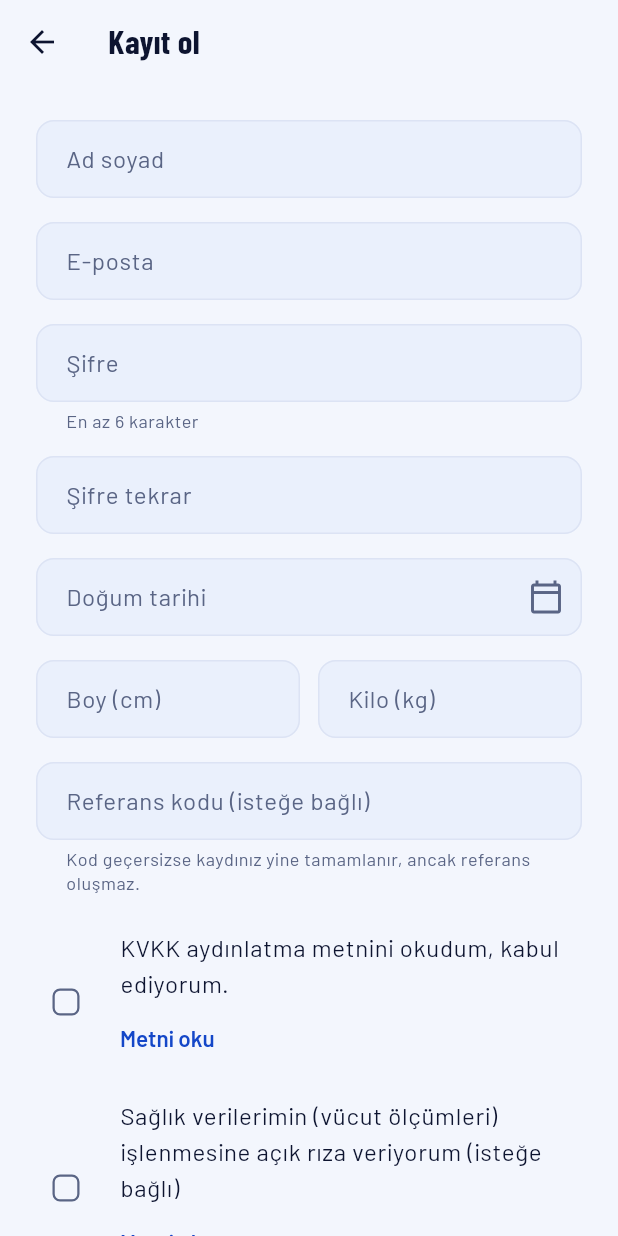
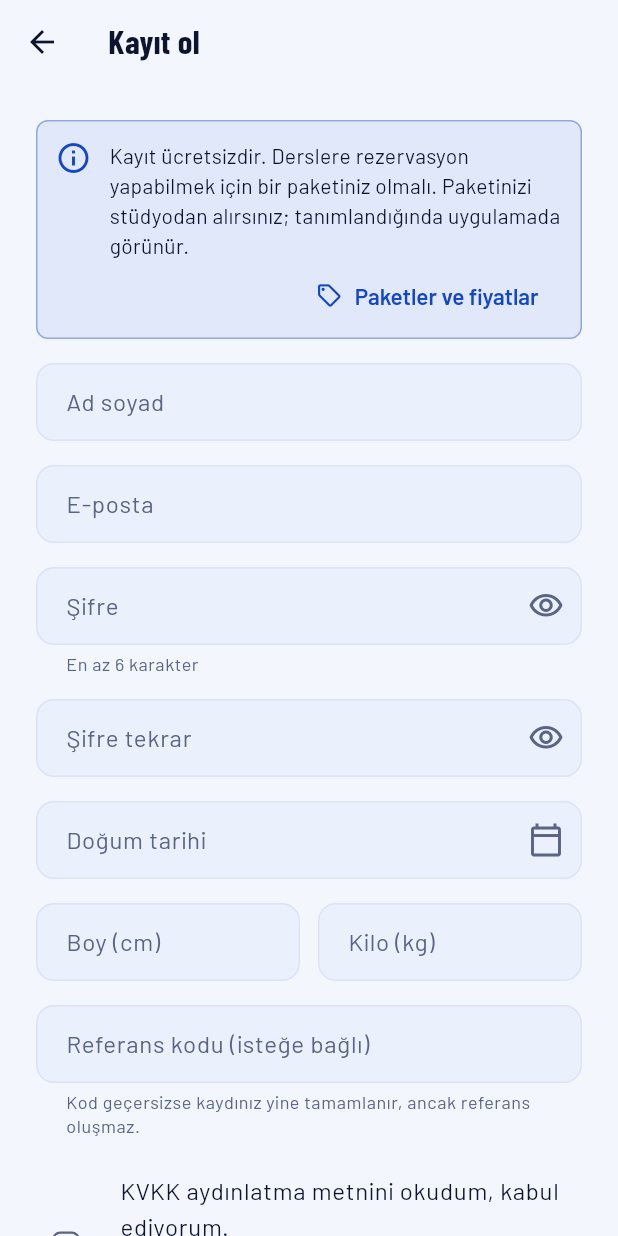
Before and after one commit to AyberkTiryaki/casperapp, a Flutter app: the SignUpScreen screen opened directly, on a phone screen of 412 x 824 dp. Run offline on Flutter 3.47's test engine with Material 3 defaults, Android fonts, the phone set to English and light mode, and no system bars; our stand-ins replace flutter_local_notifications, flutter_riverpod, shared_preferences, supabase_flutter, timezone; accounts and stored records are empty.

Commit message:
Üye deneyimi: kayıtta paket bilgisi ve şifre göster, paketsiz rezervasyon uyarısı görünür
- Kayıt ekranına paket bilgi kutusu ve "Paketler ve fiyatlar" bağlantısı
- Şifre / şifre tekrar alanlarına birlikte çalışan göster/gizle ikonu
- Ders detayında aktif paketi olmayan (veya kategorisi kapsanmayan) üyeye baştan uyarı
- Rezervasyon/iptal hataları alt sayfanın arkasında kalan snackbar yerine diyalogla
- Ana sayfadaki "paket gerekli" kartına fiyat listesi düğmesi

Co-Authored-By: Claude Opus 5.5 <noreply@anthropic.com>

```diff
--- a/lib/features/auth/presentation/sign_up_screen.dart
+++ b/lib/features/auth/presentation/sign_up_screen.dart
@@ -5,6 +5,7 @@ import '../../../core/config/legal.dart';
 import '../../../core/utils/error_messages.dart';
 import '../../../core/widgets/unsaved_changes_guard.dart';
 import '../../../core/widgets/warning_box.dart';
+import '../../protocols/presentation/price_list_screen.dart';
 import '../auth_providers.dart';
 import '../data/auth_repository.dart';
 import '../validators.dart';
@@ -32,7 +33,17 @@ class _SignUpScreenState extends ConsumerState<SignUpScreen> {
   bool _health = false;
   bool _kvkkTouched = false;
   bool _loading = false;
+  bool _obscure = true;
   String? _error;
+
+  /// İki şifre alanını birlikte gösterir/gizler; kullanıcı farkı görebilsin.
+  Widget _eye() => IconButton(
+    tooltip: _obscure ? 'Şifreyi göster' : 'Şifreyi gizle',
+    icon: Icon(
+      _obscure ? Icons.visibility_outlined : Icons.visibility_off_outlined,
+    ),
+    onPressed: () => setState(() => _obscure = !_obscure),
+  );
 
   bool get _dirty =>
       _kvkk ||
@@ -196,6 +207,8 @@ class _SignUpScreenState extends ConsumerState<SignUpScreen> {
                   child: Column(
                     crossAxisAlignment: CrossAxisAlignment.stretch,
                     children: [
+                      const _PackageInfoBox(),
+                      gap,
                       TextFormField(
                         controller: _name,
                         textCapitalization: TextCapitalization.words,
@@ -216,21 +229,23 @@ class _SignUpScreenState extends ConsumerState<SignUpScreen> {
                       gap,
                       TextFormField(
                         controller: _password,
-                        obscureText: true,
+                        obscureText: _obscure,
                         textInputAction: TextInputAction.next,
-                        decoration: const InputDecoration(
+                        decoration: InputDecoration(
                           labelText: 'Şifre',
                           helperText: 'En az 6 karakter',
+                          suffixIcon: _eye(),
                         ),
                         validator: validatePassword,
                       ),
                       gap,
                       TextFormField(
                         controller: _password2,
-                        obscureText: true,
+                        obscureText: _obscure,
                         textInputAction: TextInputAction.next,
-                        decoration: const InputDecoration(
+                        decoration: InputDecoration(
                           labelText: 'Şifre tekrar',
+                          suffixIcon: _eye(),
                         ),
                         validator: (v) =>
                             validatePasswordConfirm(v, _password.text),
@@ -389,3 +404,49 @@ class _SignUpScreenState extends ConsumerState<SignUpScreen> {
     );
   }
 }
+
+/// Kayıt ekranının başında: üyeliğin nasıl işlediği ve paketlere bağlantı.
+class _PackageInfoBox extends StatelessWidget {
+  const _PackageInfoBox();
+
+  @override
+  Widget build(BuildContext context) {
+    final t = Theme.of(context);
+    return Container(
+      padding: const EdgeInsets.fromLTRB(12, 12, 12, 4),
+      decoration: BoxDecoration(
+        color: t.colorScheme.primary.withValues(alpha: 0.08),
+        border: Border.all(color: t.colorScheme.primary.withValues(alpha: 0.4)),
+        borderRadius: BorderRadius.circular(8),
+      ),
+      child: Column(
+        crossAxisAlignment: CrossAxisAlignment.start,
+        children: [
+          Row(
+            crossAxisAlignment: CrossAxisAlignment.start,
+            children: [
+              Icon(Icons.info_outline, color: t.colorScheme.primary),
+              const SizedBox(width: 12),
+              const Expanded(
+                child: Text(
+                  'Kayıt ücretsizdir. Derslere rezervasyon yapabilmek için bir paketiniz olmalı. '
+                  'Paketinizi stüdyodan alırsınız; tanımlandığında uygulamada görünür.',
+                ),
+              ),
+            ],
+          ),
+          Align(
+            alignment: Alignment.centerRight,
+            child: TextButton.icon(
+              onPressed: () => Navigator.of(context).push(
+                MaterialPageRoute(builder: (_) => const PriceListScreen()),
+              ),
+              icon: const Icon(Icons.sell_outlined, size: 18),
+              label: const Text('Paketler ve fiyatlar'),
+            ),
+          ),
+        ],
+      ),
+    );
+  }
+}
```
Also changed, not shown: lib/features/member/presentation/member_dashboard.dart (+9 -0 lines), lib/features/schedule/presentation/member/class_calendar_screen.dart (+29 -0 lines), lib/features/schedule/presentation/shared/schedule_flows.dart (+35 -4 lines).
